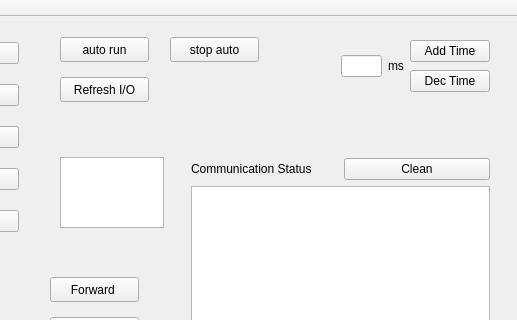
First picture: the form in 232-WheelManual/mainwindow.ui, repository CSUAGVTeam/raspberryWheelTest, before the edit; both pictures show x 260 to 777 and y 0 to 320 of the 777 by 617 pixel window.
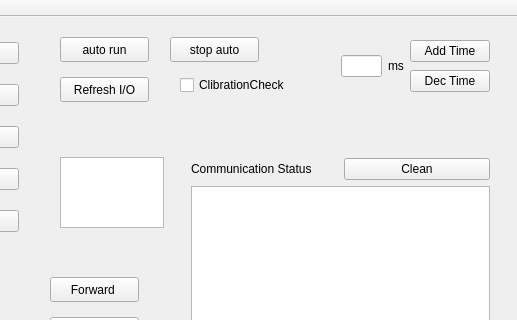
Second picture: the form after the edit.

What changed in the file:
```diff
--- a/232-WheelManual/mainwindow.ui
+++ b/232-WheelManual/mainwindow.ui
@@ -614,6 +614,25 @@
      </rect>
     </property>
    </widget>
+   <widget class="QCheckBox" name="calibrationCheck">
+    <property name="geometry">
+     <rect>
+      <x>440</x>
+      <y>60</y>
+      <width>121</width>
+      <height>16</height>
+     </rect>
+    </property>
+    <property name="text">
+     <string>ClibrationCheck</string>
+    </property>
+    <property name="checkable">
+     <bool>true</bool>
+    </property>
+    <property name="checked">
+     <bool>false</bool>
+    </property>
+   </widget>
   </widget>
   <widget class="QMenuBar" name="menuBar">
    <property name="geometry">
```
